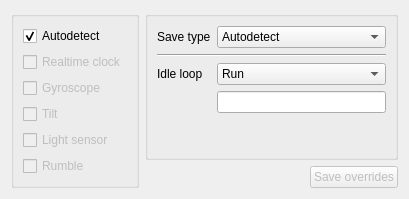
First picture: the form in Libretro/mgba/src/platform/qt/GamePakView.ui, repository kiddreads/Avalon-copy2, before the edit.
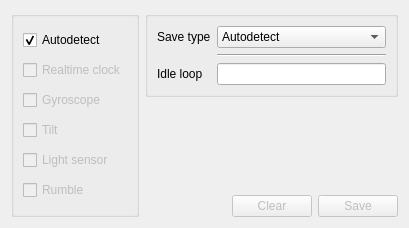
Second picture: the form after the edit.

Commit message: Qt: Support idle loop optimization

```diff
--- a/Libretro/mgba/src/platform/qt/GamePakView.ui
+++ b/Libretro/mgba/src/platform/qt/GamePakView.ui
@@ -7,7 +7,7 @@
     <x>0</x>
     <y>0</y>
     <width>409</width>
-    <height>198</height>
+    <height>228</height>
    </rect>
   </property>
   <property name="sizePolicy">
@@ -20,6 +20,112 @@
    <string>Game Pak Overrides</string>
   </property>
   <layout class="QGridLayout" name="gridLayout_3">
+   <item row="2" column="1">
+    <layout class="QHBoxLayout" name="horizontalLayout_2">
+     <item>
+      <spacer name="horizontalSpacer_2">
+       <property name="orientation">
+        <enum>Qt::Horizontal</enum>
+       </property>
+       <property name="sizeHint" stdset="0">
+        <size>
+         <width>40</width>
+         <height>20</height>
+        </size>
+       </property>
+      </spacer>
+     </item>
+     <item>
+      <widget class="QPushButton" name="clear">
+       <property name="enabled">
+        <bool>false</bool>
+       </property>
+       <property name="text">
+        <string>Clear</string>
+       </property>
+      </widget>
+     </item>
+     <item>
+      <widget class="QPushButton" name="save">
+       <property name="enabled">
+        <bool>false</bool>
+       </property>
+       <property name="text">
+        <string>Save</string>
+       </property>
+      </widget>
+     </item>
+    </layout>
+   </item>
+   <item row="0" column="0" rowspan="3">
+    <widget class="QGroupBox" name="groupBox">
+     <property name="title">
+      <string/>
+     </property>
+     <layout class="QVBoxLayout" name="verticalLayout">
+      <item>
+       <widget class="QCheckBox" name="hwAutodetect">
+        <property name="text">
+         <string>Autodetect</string>
+        </property>
+        <property name="checked">
+         <bool>true</bool>
+        </property>
+       </widget>
+      </item>
+      <item>
+       <widget class="QCheckBox" name="hwRTC">
+        <property name="enabled">
+         <bool>false</bool>
+        </property>
+        <property name="text">
+         <string>Realtime clock</string>
+        </property>
+       </widget>
+      </item>
+      <item>
+       <widget class="QCheckBox" name="hwGyro">
+        <property name="enabled">
+         <bool>false</bool>
+        </property>
+        <property name="text">
+         <string>Gyroscope</string>
+        </property>
+       </widget>
+      </item>
+      <item>
+       <widget class="QCheckBox" name="hwTilt">
+        <property name="enabled">
+         <bool>false</bool>
+        </property>
+        <property name="text">
+         <string>Tilt</string>
+        </property>
+       </widget>
+      </item>
+      <item>
+       <widget class="QCheckBox" name="hwLight">
+        <property name="enabled">
+         <bool>false</bool>
+        </property>
+        <property name="text">
+         <string>Light sensor</string>
+        </property>
+       </widget>
+      </item>
+      <item>
+       <widget class="QCheckBox" name="hwRumble">
+        <property name="enabled">
+         <bool>false</bool>
+        </property>
+        <property name="text">
+         <string>Rumble</string>
+        </property>
+       </widget>
+      </item>
+     </layout>
+    </widget>
+   </item>
    <item row="0" column="1">
     <widget class="QGroupBox" name="groupBox_2">
      <property name="title">
@@ -78,28 +184,9 @@
        </widget>
       </item>
       <item row="2" column="1">
-       <widget class="QComboBox" name="idleOptimization">
-        <item>
-         <property name="text">
-          <string>Run</string>
-         </property>
-        </item>
-        <item>
-         <property name="text">
-          <string>Optimize</string>
-         </property>
-        </item>
-        <item>
-         <property name="text">
-          <string>Detect</string>
-         </property>
-        </item>
-       </widget>
-      </item>
-      <item row="3" column="1">
        <widget class="QLineEdit" name="idleLoop"/>
       </item>
-      <item row="1" column="0" colspan="2">
+      <item row="1" column="1">
        <widget class="Line" name="line">
         <property name="orientation">
          <enum>Qt::Horizontal</enum>
@@ -109,101 +196,18 @@
      </layout>
     </widget>
    </item>
-   <item row="0" column="0" rowspan="2">
-    <widget class="QGroupBox" name="groupBox">
-     <property name="title">
-      <string/>
-     </property>
-     <layout class="QVBoxLayout" name="verticalLayout">
-      <item>
-       <widget class="QCheckBox" name="hwAutodetect">
-        <property name="text">
-         <string>Autodetect</string>
-        </property>
-        <property name="checked">
-         <bool>true</bool>
-        </property>
-       </widget>
-      </item>
-      <item>
-       <widget class="QCheckBox" name="hwRTC">
-        <property name="enabled">
-         <bool>false</bool>
-        </property>
-        <property name="text">
-         <string>Realtime clock</string>
-        </property>
-       </widget>
-      </item>
-      <item>
-       <widget class="QCheckBox" name="hwGyro">
-        <property name="enabled">
-         <bool>false</bool>
-        </property>
-        <property name="text">
-         <string>Gyroscope</string>
-        </property>
-       </widget>
-      </item>
-      <item>
-       <widget class="QCheckBox" name="hwTilt">
-        <property name="enabled">
-         <bool>false</bool>
-        </property>
-        <property name="text">
-         <string>Tilt</string>
-        </property>
-       </widget>
-      </item>
-      <item>
-       <widget class="QCheckBox" name="hwLight">
-        <property name="enabled">
-         <bool>false</bool>
-        </property>
-        <property name="text">
-         <string>Light sensor</string>
-        </property>
-       </widget>
-      </item>
-      <item>
-       <widget class="QCheckBox" name="hwRumble">
-        <property name="enabled">
-         <bool>false</bool>
-        </property>
-        <property name="text">
-         <string>Rumble</string>
-        </property>
-       </widget>
-      </item>
-     </layout>
-    </widget>
-   </item>
    <item row="1" column="1">
-    <layout class="QHBoxLayout" name="horizontalLayout_2">
-     <item>
-      <spacer name="horizontalSpacer_2">
-       <property name="orientation">
-        <enum>Qt::Horizontal</enum>
-       </property>
-       <property name="sizeHint" stdset="0">
-        <size>
-         <width>40</width>
-         <height>20</height>
-        </size>
-       </property>
-      </spacer>
-     </item>
-     <item>
-      <widget class="QPushButton" name="save">
-       <property name="enabled">
-        <bool>false</bool>
-       </property>
-       <property name="text">
-        <string>Save overrides</string>
-       </property>
-      </widget>
-     </item>
-    </layout>
+    <spacer name="verticalSpacer">
+     <property name="orientation">
+      <enum>Qt::Vertical</enum>
+     </property>
+     <property name="sizeHint" stdset="0">
+      <size>
+       <width>20</width>
+       <height>40</height>
+      </size>
+     </property>
+    </spacer>
    </item>
   </layout>
  </widget>
```
Left out of the diff: 2 changed lines with no effect on the pictures. The commit also changes 7 other files.
